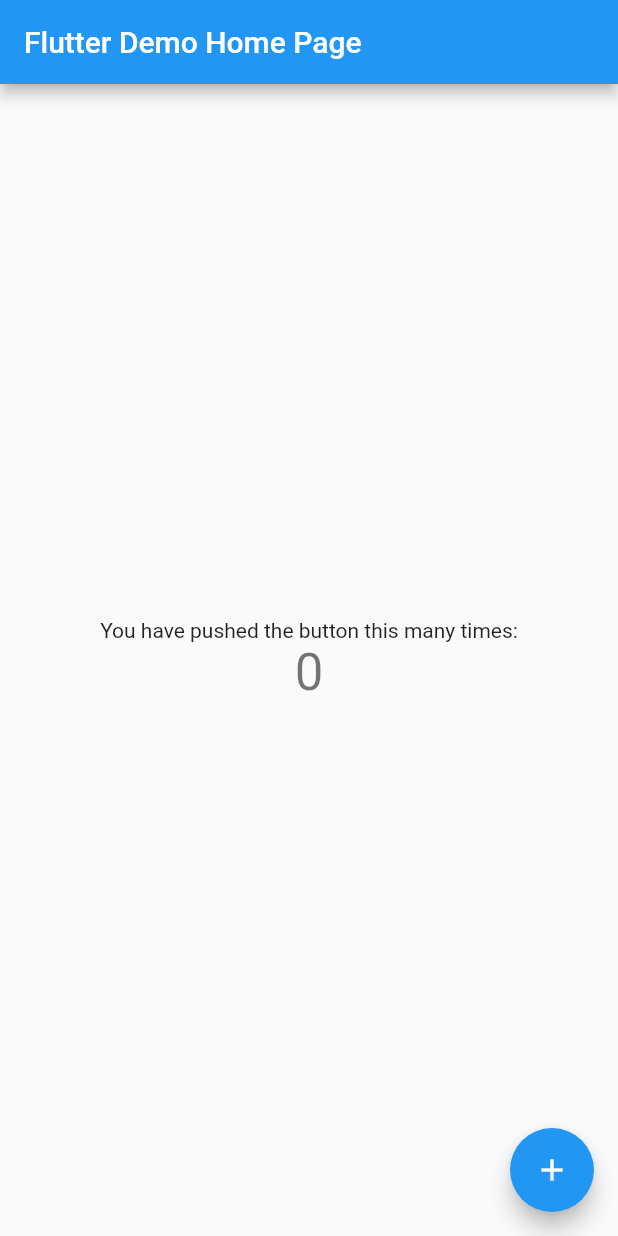
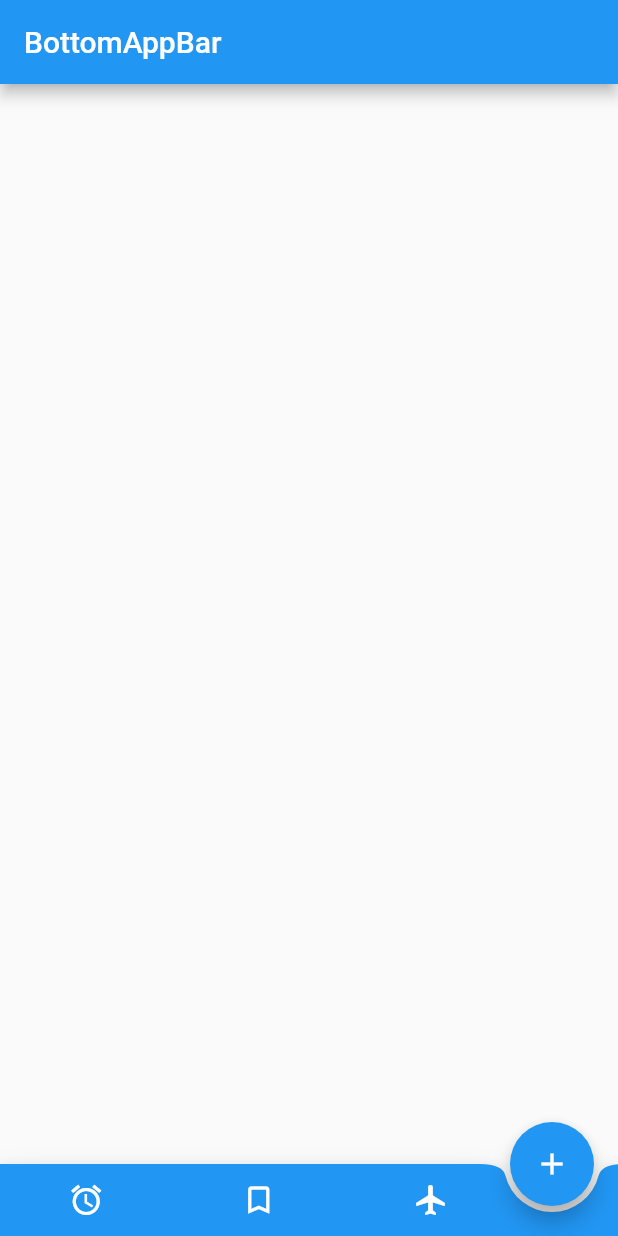
Before and after one commit to blessed-sibanda/beginning-flutter-ch8_bottom_app_bar, a Flutter app: the screen it shows after launch, on a phone screen of 412 x 824 dp. Run offline on Flutter 3.47's test engine with Material 2 defaults, Android fonts, the phone set to English and light mode, and no system bars.

Commit message:
use bottom app bar

```diff
--- a/lib/main.dart
+++ b/lib/main.dart
@@ -1,4 +1,5 @@
 import 'package:flutter/material.dart';
+import 'pages/home.dart';
 
 void main() {
   runApp(const MyApp());
@@ -24,92 +25,7 @@
         // is not restarted.
         primarySwatch: Colors.blue,
       ),
-      home: const MyHomePage(title: 'Flutter Demo Home Page'),
+      home: const MyHomePage(title: 'BottomAppBar'),
     );
   }
 }
-
-class MyHomePage extends StatefulWidget {
-  const MyHomePage({Key? key, required this.title}) : super(key: key);
-
-  // This widget is the home page of your application. It is stateful, meaning
-  // that it has a State object (defined below) that contains fields that affect
-  // how it looks.
-
-  // This class is the configuration for the state. It holds the values (in this
-  // case the title) provided by the parent (in this case the App widget) and
-  // used by the build method of the State. Fields in a Widget subclass are
-  // always marked "final".
-
-  final String title;
-
-  @override
-  State<MyHomePage> createState() => _MyHomePageState();
-}
-
-class _MyHomePageState extends State<MyHomePage> {
-  int _counter = 0;
-
-  void _incrementCounter() {
-    setState(() {
-      // This call to setState tells the Flutter framework that something has
-      // changed in this State, which causes it to rerun the build method below
-      // so that the display can reflect the updated values. If we changed
-      // _counter without calling setState(), then the build method would not be
-      // called again, and so nothing would appear to happen.
-      _counter++;
-    });
-  }
-
-  @override
-  Widget build(BuildContext context) {
-    // This method is rerun every time setState is called, for instance as done
-    // by the _incrementCounter method above.
-    //
-    // The Flutter framework has been optimized to make rerunning build methods
-    // fast, so that you can just rebuild anything that needs updating rather
-    // than having to individually change instances of widgets.
-    return Scaffold(
-      appBar: AppBar(
-        // Here we take the value from the MyHomePage object that was created by
-        // the App.build method, and use it to set our appbar title.
-        title: Text(widget.title),
-      ),
-      body: Center(
-        // Center is a layout widget. It takes a single child and positions it
-        // in the middle of the parent.
-        child: Column(
-          // Column is also a layout widget. It takes a list of children and
-          // arranges them vertically. By default, it sizes itself to fit its
-          // children horizontally, and tries to be as tall as its parent.
-          //
-          // Invoke "debug painting" (press "p" in the console, choose the
-          // "Toggle Debug Paint" action from the Flutter Inspector in Android
-          // Studio, or the "Toggle Debug Paint" command in Visual Studio Code)
-          // to see the wireframe for each widget.
-          //
-          // Column has various properties to control how it sizes itself and
-          // how it positions its children. Here we use mainAxisAlignment to
-          // center the children vertically; the main axis here is the vertical
-          // axis because Columns are vertical (the cross axis would be
-          // horizontal).
-          mainAxisAlignment: MainAxisAlignment.center,
-          children: <Widget>[
-            const Text(
-              'You have pushed the button this many times:',
-            ),
-            Text(
-              '$_counter',
-              style: Theme.of(context).textTheme.headline4,
-            ),
-          ],
-        ),
-      ),
-      floatingActionButton: FloatingActionButton(
-        onPressed: _incrementCounter,
-        tooltip: 'Increment',
-        child: const Icon(Icons.add),
-      ), // This trailing comma makes auto-formatting nicer for build methods.
-    );
-  }
-}
--- /dev/null
+++ b/lib/pages/home.dart
@@ -0,0 +1,83 @@
+import 'package:flutter/material.dart';
+
+class MyHomePage extends StatefulWidget {
+  const MyHomePage({Key? key, required this.title}) : super(key: key);
+
+  // This widget is the home page of your application. It is stateful, meaning
+  // that it has a State object (defined below) that contains fields that affect
+  // how it looks.
+
+  // This class is the configuration for the state. It holds the values (in this
+  // case the title) provided by the parent (in this case the App widget) and
+  // used by the build method of the State. Fields in a Widget subclass are
+  // always marked "final".
+
+  final String title;
+
+  @override
+  State<MyHomePage> createState() => _MyHomePageState();
+}
+
+class _MyHomePageState extends State<MyHomePage> {
+  int _counter = 0;
+
+  void _incrementCounter() {
+    setState(() {
+      // This call to setState tells the Flutter framework that something has
+      // changed in this State, which causes it to rerun the build method below
+      // so that the display can reflect the updated values. If we changed
+      // _counter without calling setState(), then the build method would not be
+      // called again, and so nothing would appear to happen.
+      _counter++;
+    });
+  }
+
+  @override
+  Widget build(BuildContext context) {
+    // This method is rerun every time setState is called, for instance as done
+    // by the _incrementCounter method above.
+    //
+    // The Flutter framework has been optimized to make rerunning build methods
+    // fast, so that you can just rebuild anything that needs updating rather
+    // than having to individually change instances of widgets.
+    return Scaffold(
+      appBar: AppBar(
+        // Here we take the value from the MyHomePage object that was created by
+        // the App.build method, and use it to set our appbar title.
+        title: Text(widget.title),
+      ),
+      body: SafeArea(child: Container()),
+      floatingActionButton: FloatingActionButton(
+        onPressed: _incrementCounter,
+        tooltip: 'Increment',
+        child: const Icon(Icons.add),
+      ),
+      floatingActionButtonLocation: FloatingActionButtonLocation.endDocked,
+      bottomNavigationBar: BottomAppBar(
+        color: Theme.of(context).primaryColor,
+        shape: const CircularNotchedRectangle(),
+        child: Row(
+          mainAxisAlignment: MainAxisAlignment.spaceAround,
+          children: [
+            IconButton(
+              icon: const Icon(Icons.access_alarm),
+              color: Colors.white,
+              onPressed: () {},
+            ),
+            IconButton(
+              icon: const Icon(Icons.bookmark_border),
+              color: Colors.white,
+              onPressed: () {},
+            ),
+            IconButton(
+              icon: const Icon(Icons.flight),
+              color: Colors.white,
+              onPressed: () {},
+            ),
+            const Divider(),
+          ],
+        ),
+      ),
+    );
+  }
+}
```
